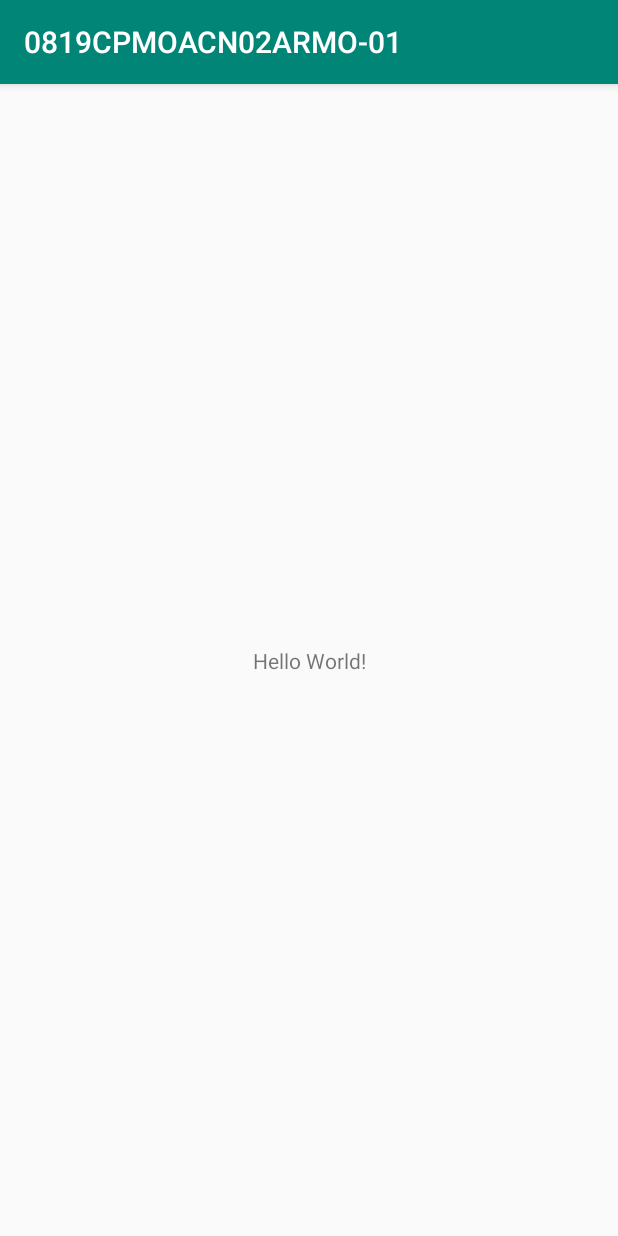
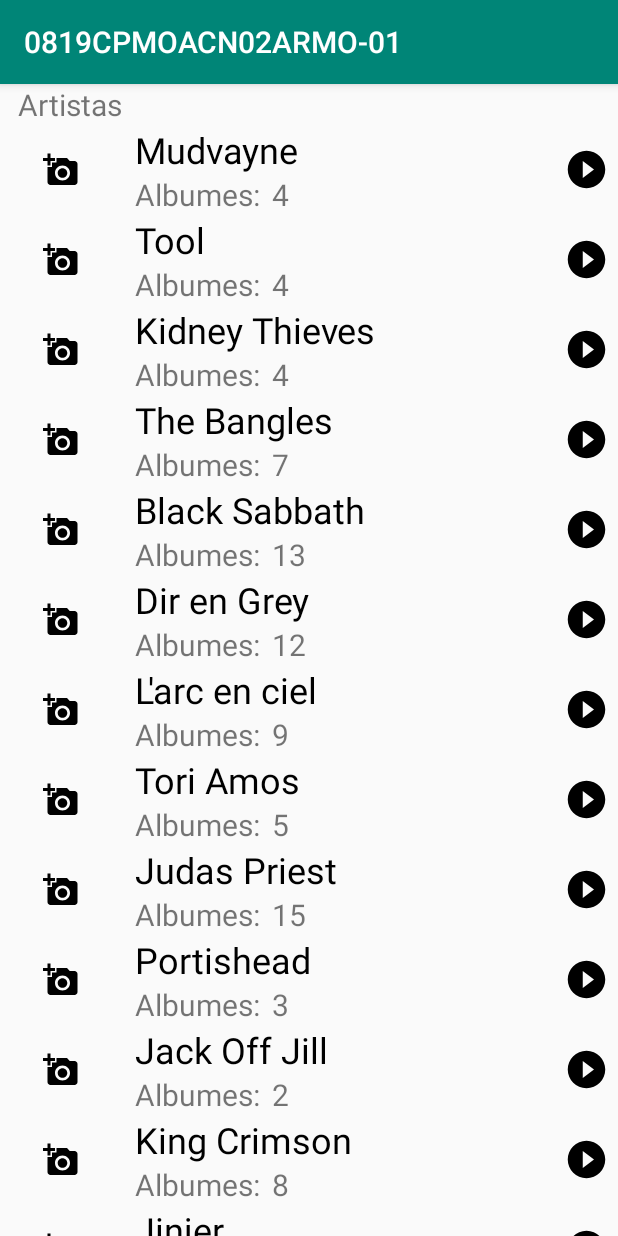
Before and after one commit to sebastianaranda/DiscOverApp, an Android app: the screen it shows after launch (MainActivity), on a phone screen of 412 x 824 dp. Run offline under Robolectric (Android 15) with nearby library versions, the light colour scheme and no system bars.

Commit message:
Agrego recycler artistas en main activity

```diff
--- a/app/build.gradle
+++ b/app/build.gradle
@@ -23,7 +23,9 @@
     implementation fileTree(dir: 'libs', include: ['*.jar'])
     implementation 'androidx.appcompat:appcompat:1.1.0'
     implementation 'androidx.constraintlayout:constraintlayout:1.1.3'
+    implementation 'androidx.legacy:legacy-support-v4:1.0.0'
     testImplementation 'junit:junit:4.12'
     androidTestImplementation 'androidx.test:runner:1.2.0'
     androidTestImplementation 'androidx.test.espresso:espresso-core:3.2.0'
+    implementation 'com.google.android.material:material:1.0.0'
 }
--- a/app/src/main/AndroidManifest.xml
+++ b/app/src/main/AndroidManifest.xml
@@ -9,7 +9,7 @@
         android:roundIcon="@mipmap/ic_launcher_round"
         android:supportsRtl="true"
         android:theme="@style/AppTheme">
-        <activity android:name=".MainActivity">
+        <activity android:name=".view.MainActivity">
             <intent-filter>
                 <action android:name="android.intent.action.MAIN" />
 
--- a/app/src/main/java/com/digitalhouse/a0819cpmoacn02armo_01/MainActivity.java
+++ /dev/null
@@ -1,17 +0,0 @@
-package com.digitalhouse.a0819cpmoacn02armo_01;
-
-import androidx.appcompat.app.AppCompatActivity;
-
-import android.os.Bundle;
-import android.widget.Toast;
-
-public class MainActivity extends AppCompatActivity {
-
-    @Override
-    protected void onCreate(Bundle savedInstanceState) {
-        super.onCreate(savedInstanceState);
-        setContentView(R.layout.activity_main);
-
-        Toast.makeText(this, "Hola, Equipo1", Toast.LENGTH_SHORT).show();
-    }
-}
--- /dev/null
+++ b/app/src/main/java/com/digitalhouse/a0819cpmoacn02armo_01/ResultListener.java
@@ -0,0 +1,7 @@
+package com.digitalhouse.a0819cpmoacn02armo_01;
+
+public interface ResultListener<T> {
+
+    void finish(T result);
+
+}
--- /dev/null
+++ b/app/src/main/java/com/digitalhouse/a0819cpmoacn02armo_01/controller/ArtistasController.java
@@ -0,0 +1,22 @@
+package com.digitalhouse.a0819cpmoacn02armo_01.controller;
+
+import com.digitalhouse.a0819cpmoacn02armo_01.ResultListener;
+import com.digitalhouse.a0819cpmoacn02armo_01.model.Artista;
+import com.digitalhouse.a0819cpmoacn02armo_01.model.ArtistaDao;
+
+import java.util.List;
+
+public class ArtistasController {
+
+    public List<Artista> traerArtistas(final ResultListener<List<Artista>> listenerDeVista) {
+        ArtistaDao artistaDao = new ArtistaDao();
+        artistaDao.traerArtistas(new ResultListener<List<Artista>>() {
+            @Override
+            public void finish(List<Artista> result) {
+                listenerDeVista.finish(result);
+            }
+        });
+        return null;
+    }
+
+}
--- /dev/null
+++ b/app/src/main/java/com/digitalhouse/a0819cpmoacn02armo_01/model/Artista.java
@@ -0,0 +1,52 @@
+package com.digitalhouse.a0819cpmoacn02armo_01.model;
+
+import java.net.URL;
+
+public class Artista {
+
+    private int id;
+    private String name;
+    private int nbAlbum;
+    private URL pictureSmall;
+
+    public Artista(int id, String name, int nbAlbum) {
+        this.id = id;
+        this.name = name;
+        this.nbAlbum = nbAlbum;
+        //TODO: (Juan) Descomentar cuando traigamos imagen por URL
+        //this.pictureSmall = pictureSmall;
+    }
+
+    public int getId() {
+        return id;
+    }
+
+    public void setId(int id) {
+        this.id = id;
+    }
+
+    public String getName() {
+        return name;
+    }
+
+    public void setName(String name) {
+        this.name = name;
+    }
+
+    public int getNbAlbum() {
+        return nbAlbum;
+    }
+
+    public void setNbAlbum(int nbAlbum) {
+        this.nbAlbum = nbAlbum;
+    }
+
+    public URL getPictureSmall() {
+        return pictureSmall;
+    }
+
+    public void setPictureSmall(URL pictureSmall) {
+        this.pictureSmall = pictureSmall;
+    }
+
+}
--- /dev/null
+++ b/app/src/main/java/com/digitalhouse/a0819cpmoacn02armo_01/model/ArtistaDao.java
@@ -0,0 +1,30 @@
+package com.digitalhouse.a0819cpmoacn02armo_01.model;
+
+import com.digitalhouse.a0819cpmoacn02armo_01.ResultListener;
+
+import java.util.ArrayList;
+import java.util.List;
+
+public class ArtistaDao {
+
+    public void traerArtistas(ResultListener<List<Artista>> listenerDelController) {
+        List<Artista> artistas = new ArrayList<>();
+        //TODO: (Juan) Borrar cuando venga la data de la API
+        artistas.add(new Artista(0, "Mudvayne", 4));
+        artistas.add(new Artista(0, "Tool", 4));
+        artistas.add(new Artista(0, "Kidney Thieves", 4));
+        artistas.add(new Artista(0, "The Bangles", 7));
+        artistas.add(new Artista(0, "Black Sabbath", 13));
+        artistas.add(new Artista(0, "Dir en Grey", 12));
+        artistas.add(new Artista(0, "L'arc en ciel", 9));
+        artistas.add(new Artista(0, "Tori Amos", 5));
+        artistas.add(new Artista(0, "Judas Priest", 15));
+        artistas.add(new Artista(0, "Portishead", 3));
+        artistas.add(new Artista(0, "Jack Off Jill", 2));
+        artistas.add(new Artista(0, "King Crimson", 8));
+        artistas.add(new Artista(0, "Jinjer", 3));
+        artistas.add(new Artista(0, "Betty Davies", 10));
+
+        listenerDelController.finish(artistas);
+    }
+}
--- /dev/null
+++ b/app/src/main/java/com/digitalhouse/a0819cpmoacn02armo_01/view/ArtistaAdapter.java
@@ -0,0 +1,87 @@
+package com.digitalhouse.a0819cpmoacn02armo_01.view;
+
+import android.view.LayoutInflater;
+import android.view.View;
+import android.view.ViewGroup;
+import android.widget.ImageView;
+import android.widget.TextView;
+import android.widget.Toast;
+
+import com.digitalhouse.a0819cpmoacn02armo_01.R;
+import com.digitalhouse.a0819cpmoacn02armo_01.model.Artista;
+
+import java.util.ArrayList;
+import java.util.List;
+
+import androidx.annotation.NonNull;
+import androidx.recyclerview.widget.RecyclerView;
+
+public class ArtistaAdapter extends RecyclerView.Adapter<ArtistaAdapter.ArtistaViewHolder> {
+
+    private List<Artista> artistas;
+    private ArtistaAdapterListener artistaListener;
+
+    public ArtistaAdapter(ArtistaAdapterListener artistaListener) {
+        this.artistas = new ArrayList<>();
+        this.artistaListener = artistaListener;
+    }
+
+    public ArtistaAdapter(List<Artista> artistas) {
+        this.artistas = artistas;
+    }
+
+    @NonNull
+    @Override
+    public ArtistaViewHolder onCreateViewHolder(@NonNull ViewGroup parent, int viewType) {
+        LayoutInflater inflater = LayoutInflater.from(parent.getContext());
+        View view = inflater.inflate(R.layout.celda_artista, parent, false);
+        return new ArtistaViewHolder(view);
+    }
+
+    @Override
+    public void onBindViewHolder(@NonNull ArtistaViewHolder holder, int position) {
+        Artista artista = artistas.get(position);
+        holder.bindArtista(artista);
+    }
+
+    @Override
+    public int getItemCount() {
+        return artistas.size();
+    }
+
+    public class ArtistaViewHolder extends RecyclerView.ViewHolder {
+
+        private TextView txtArtistaNombre;
+        private TextView txtArtistaCantidadAlbumes;
+        private ImageView imgArtistaImagen;
+
+        public ArtistaViewHolder(@NonNull final View itemView) {
+            super(itemView);
+            txtArtistaNombre = itemView.findViewById(R.id.txtMainArtistaNombre);
+            txtArtistaCantidadAlbumes = itemView.findViewById(R.id.txtMainAlbumesCantidad);
+            imgArtistaImagen = itemView.findViewById(R.id.imgArtistaMain);
+            itemView.setOnClickListener(new View.OnClickListener() {
+                @Override
+                public void onClick(View view) {
+                    Toast.makeText(itemView.getContext(), "", Toast.LENGTH_SHORT).show();
+                }
+            });
+        }
+
+        private void bindArtista(Artista artista) {
+            txtArtistaNombre.setText(artista.getName());
+            txtArtistaCantidadAlbumes.setText(String.valueOf(artista.getNbAlbum()));
+            //TODO: (Juan) Cargar imagen por URL
+            //imgArtistaImagen.setImageDrawable(artista.getPictureSmall());
+        }
+    }
+
+    public interface ArtistaAdapterListener {
+        void informarArtista(Artista artista);
+    }
+
+    public void setArtistas(List<Artista> artistas) {
+        this.artistas = artistas;
+    }
+
+}
--- /dev/null
+++ b/app/src/main/java/com/digitalhouse/a0819cpmoacn02armo_01/view/FragmentArtistas.java
@@ -0,0 +1,74 @@
+package com.digitalhouse.a0819cpmoacn02armo_01.view;
+
+
+import android.content.Context;
+import android.os.Bundle;
+
+import androidx.annotation.NonNull;
+import androidx.fragment.app.Fragment;
+import androidx.recyclerview.widget.LinearLayoutManager;
+import androidx.recyclerview.widget.RecyclerView;
+
+import android.view.LayoutInflater;
+import android.view.View;
+import android.view.ViewGroup;
+import android.widget.TextView;
+
+import com.digitalhouse.a0819cpmoacn02armo_01.R;
+import com.digitalhouse.a0819cpmoacn02armo_01.ResultListener;
+import com.digitalhouse.a0819cpmoacn02armo_01.controller.ArtistasController;
+import com.digitalhouse.a0819cpmoacn02armo_01.model.Artista;
+
+import java.util.List;
+
+/**
+ * A simple {@link Fragment} subclass.
+ */
+public class FragmentArtistas extends Fragment implements ArtistaAdapter.ArtistaAdapterListener {
+
+    private RecyclerView recyclerView;
+    private FragmentArtistasListener fragmentArtistasListener;
+
+
+    public FragmentArtistas() {
+        // Required empty public constructor
+    }
+
+
+    @Override
+    public View onCreateView(LayoutInflater inflater, ViewGroup container,
+                             Bundle savedInstanceState) {
+        View view = inflater.inflate(R.layout.fragment_artistas, container, false);
+
+        recyclerView = view.findViewById(R.id.fragmentArtistasRecyclerView);
+        final ArtistaAdapter artistaAdapter = new ArtistaAdapter(this);
+        ArtistasController artistasController = new ArtistasController();
+        artistasController.traerArtistas(new ResultListener<List<Artista>>() {
+            @Override
+            public void finish(List<Artista> result) {
+                artistaAdapter.setArtistas(result);
+                artistaAdapter.notifyDataSetChanged();
+            }
+        });
+        recyclerView.setLayoutManager(new LinearLayoutManager(getContext(), RecyclerView.VERTICAL, false));
+        recyclerView.setAdapter(artistaAdapter);
+
+        return view;
+    }
+
+    @Override
+    public void onAttach(@NonNull Context context) {
+        super.onAttach(context);
+        fragmentArtistasListener = (FragmentArtistasListener) context;
+    }
+
+    @Override
+    public void informarArtista(Artista artista) {
+        fragmentArtistasListener.recibirArtista(artista);
+    }
+
+    public interface FragmentArtistasListener {
+        void recibirArtista(Artista artista);
+    }
+
+}
--- /dev/null
+++ b/app/src/main/java/com/digitalhouse/a0819cpmoacn02armo_01/view/FragmentCategorias.java
@@ -0,0 +1,41 @@
+package com.digitalhouse.a0819cpmoacn02armo_01.view;
+
+
+import android.content.Context;
+import android.os.Bundle;
+
+import androidx.annotation.NonNull;
+import androidx.fragment.app.Fragment;
+
+import android.view.LayoutInflater;
+import android.view.View;
+import android.view.ViewGroup;
+import android.widget.TextView;
+
+import com.digitalhouse.a0819cpmoacn02armo_01.R;
+
+import org.w3c.dom.Text;
+
+/**
+ * A simple {@link Fragment} subclass.
+ */
+public class FragmentCategorias extends Fragment {
+
+    public FragmentCategorias() {
+        // Required empty public constructor
+    }
+
+
+    @Override
+    public View onCreateView(LayoutInflater inflater, ViewGroup container,
+                             Bundle savedInstanceState) {
+        // Inflate the layout for this fragment
+        return inflater.inflate(R.layout.fragment_categorias, container, false);
+    }
+
+    @Override
+    public void onAttach(@NonNull Context context) {
+        super.onAttach(context);
+    }
+
+}
--- /dev/null
+++ b/app/src/main/java/com/digitalhouse/a0819cpmoacn02armo_01/view/MainActivity.java
@@ -0,0 +1,33 @@
+package com.digitalhouse.a0819cpmoacn02armo_01.view;
+
+import androidx.appcompat.app.AppCompatActivity;
+import androidx.fragment.app.Fragment;
+
+import android.os.Bundle;
+
+import com.digitalhouse.a0819cpmoacn02armo_01.R;
+import com.digitalhouse.a0819cpmoacn02armo_01.model.Artista;
+
+public class MainActivity extends AppCompatActivity implements FragmentArtistas.FragmentArtistasListener {
+
+    @Override
+    protected void onCreate(Bundle savedInstanceState) {
+        super.onCreate(savedInstanceState);
+        setContentView(R.layout.activity_main);
+        pegarFragment(new FragmentArtistas(), R.id.mainActivity_Container);
+    }
+
+    private void pegarFragment(Fragment fragment, int layoutId) {
+        getSupportFragmentManager()
+                .beginTransaction()
+                .replace(layoutId, fragment)
+                .addToBackStack(null)
+                .commit();
+    }
+
+    @Override
+    public void recibirArtista(Artista artista) {
+        //TODO: (Seba) Agregar comportamiento para abrir detalle
+    }
+
+}
--- /dev/null
+++ b/app/src/main/res/drawable/ic_artista_placeholder.xml
@@ -0,0 +1,9 @@
+<vector xmlns:android="http://schemas.android.com/apk/res/android"
+        android:width="24dp"
+        android:height="24dp"
+        android:viewportWidth="24.0"
+        android:viewportHeight="24.0">
+    <path
+        android:fillColor="#FF000000"
+        android:pathData="M3,4L3,1h2v3h3v2L5,6v3L3,9L3,6L0,6L0,4h3zM6,10L6,7h3L9,4h7l1.83,2L21,6c1.1,0 2,0.9 2,2v12c0,1.1 -0.9,2 -2,2L5,22c-1.1,0 -2,-0.9 -2,-2L3,10h3zM13,19c2.76,0 5,-2.24 5,-5s-2.24,-5 -5,-5 -5,2.24 -5,5 2.24,5 5,5zM9.8,14c0,1.77 1.43,3.2 3.2,3.2s3.2,-1.43 3.2,-3.2 -1.43,-3.2 -3.2,-3.2 -3.2,1.43 -3.2,3.2z"/>
+</vector>
--- /dev/null
+++ b/app/src/main/res/drawable/ic_play.xml
@@ -0,0 +1,9 @@
+<vector xmlns:android="http://schemas.android.com/apk/res/android"
+        android:width="24dp"
+        android:height="24dp"
+        android:viewportWidth="24.0"
+        android:viewportHeight="24.0">
+    <path
+        android:fillColor="#FF000000"
+        android:pathData="M12,2C6.48,2 2,6.48 2,12s4.48,10 10,10 10,-4.48 10,-10S17.52,2 12,2zM10,16.5v-9l6,4.5 -6,4.5z"/>
+</vector>
--- a/app/src/main/res/layout/activity_main.xml
+++ b/app/src/main/res/layout/activity_main.xml
@@ -1,18 +1,50 @@
 <?xml version="1.0" encoding="utf-8"?>
-<androidx.constraintlayout.widget.ConstraintLayout xmlns:android="http://schemas.android.com/apk/res/android"
-    xmlns:app="http://schemas.android.com/apk/res-auto"
+<LinearLayout
+    xmlns:android="http://schemas.android.com/apk/res/android"
     xmlns:tools="http://schemas.android.com/tools"
     android:layout_width="match_parent"
     android:layout_height="match_parent"
-    tools:context=".MainActivity">
+    android:orientation="vertical"
+    tools:context=".view.MainActivity">
 
-    <TextView
-        android:layout_width="wrap_content"
+    <FrameLayout
+        android:layout_width="match_parent"
         android:layout_height="wrap_content"
-        android:text="Hello World!"
-        app:layout_constraintBottom_toBottomOf="parent"
-        app:layout_constraintLeft_toLeftOf="parent"
-        app:layout_constraintRight_toRightOf="parent"
-        app:layout_constraintTop_toTopOf="parent" />
+        android:layout_weight="1"
+        android:id="@+id/mainActivity_ViewPagerContainer">
+    </FrameLayout>
 
-</androidx.constraintlayout.widget.ConstraintLayout>
+    <LinearLayout
+        android:layout_width="match_parent"
+        android:layout_height="wrap_content"
+        android:orientation="horizontal">
+
+        <TextView
+            android:layout_width="wrap_content"
+            android:layout_height="wrap_content"
+            android:layout_weight="80"
+            android:text="Artistas"
+            android:textSize="20sp"
+            android:layout_marginStart="12dp"/>
+
+        <TextView
+            android:id="@+id/txtMainArtistasCantidad"
+            android:layout_width="wrap_content"
+            android:layout_height="wrap_content"
+            android:layout_weight="20"
+            tools:text="0"
+            android:textSize="20sp"
+            android:layout_marginStart="12dp"/>
+        <!-- TODO: (Juan) Setar el item count-->
+
+    </LinearLayout>
+
+    <FrameLayout
+        android:layout_width="match_parent"
+        android:layout_height="wrap_content"
+        android:layout_weight="2"
+        android:id="@+id/mainActivity_Container">
+
+    </FrameLayout>
+
+</LinearLayout>
--- /dev/null
+++ b/app/src/main/res/layout/celda_artista.xml
@@ -0,0 +1,84 @@
+<?xml version="1.0" encoding="utf-8"?>
+<LinearLayout
+    xmlns:android="http://schemas.android.com/apk/res/android"
+    xmlns:tools="http://schemas.android.com/tools"
+    android:orientation="horizontal"
+    android:layout_width="match_parent"
+    android:layout_height="wrap_content">
+
+    <FrameLayout
+        android:layout_width="0dp"
+        android:layout_height="match_parent"
+        android:layout_weight="20">
+        <ImageView
+            android:layout_width="wrap_content"
+            android:layout_height="wrap_content"
+            android:layout_gravity="center"
+            android:id="@+id/imgArtistaMain"
+            android:layout_marginStart="8dp"
+            android:layout_marginEnd="8dp"
+            android:contentDescription="Artista"
+            android:src="@drawable/ic_artista_placeholder"/>
+        <!-- TODO: (Juan) Pasar a tools:src cuando venga la imagen de la API-->
+
+    </FrameLayout>
+
+    <LinearLayout
+        android:layout_width="0dp"
+        android:layout_height="wrap_content"
+        android:layout_weight="70"
+        android:orientation="vertical"
+        android:layout_gravity="center_vertical">
+
+        <TextView
+            android:layout_width="wrap_content"
+            android:layout_height="wrap_content"
+            android:layout_gravity="start"
+            android:layout_marginStart="8dp"
+            tools:text="Nombre Artista"
+            android:id="@+id/txtMainArtistaNombre"
+            android:textColor="@android:color/black"
+            android:textSize="24sp"/>
+
+        <LinearLayout
+            android:layout_width="wrap_content"
+            android:layout_height="wrap_content"
+            android:orientation="horizontal">
+
+        <TextView
+            android:layout_width="wrap_content"
+            android:layout_height="wrap_content"
+            android:layout_gravity="start"
+            android:layout_marginStart="8dp"
+            android:textSize="20sp"
+            android:text="@string/albumes" />
+
+            <TextView
+                android:id="@+id/txtMainAlbumesCantidad"
+                android:layout_width="wrap_content"
+                android:layout_height="wrap_content"
+                android:layout_gravity="start"
+                android:layout_marginStart="8dp"
+                android:textSize="20sp"
+                tools:text="N" />
+
+        </LinearLayout>
+
+    </LinearLayout>
+
+    <FrameLayout
+        android:layout_width="0dp"
+        android:layout_height="match_parent"
+        android:layout_weight="10">
+        <ImageView
+            android:layout_width="30dp"
+            android:layout_height="30dp"
+            android:layout_gravity="center"
+            android:layout_marginStart="16dp"
+            android:layout_marginEnd="16dp"
+            android:contentDescription="Artista"
+            android:textColor="@android:color/darker_gray"
+            android:src="@drawable/ic_play"/>
+    </FrameLayout>
+
+</LinearLayout>
--- /dev/null
+++ b/app/src/main/res/layout/fragment_artistas.xml
@@ -0,0 +1,14 @@
+<?xml version="1.0" encoding="utf-8"?>
+<FrameLayout xmlns:android="http://schemas.android.com/apk/res/android"
+    xmlns:tools="http://schemas.android.com/tools"
+    android:layout_width="match_parent"
+    android:layout_height="match_parent"
+    tools:context=".view.FragmentArtistas">
+
+    <androidx.recyclerview.widget.RecyclerView
+        android:id="@+id/fragmentArtistasRecyclerView"
+        android:layout_width="match_parent"
+        android:layout_height="match_parent">
+    </androidx.recyclerview.widget.RecyclerView>
+
+</FrameLayout>
--- /dev/null
+++ b/app/src/main/res/layout/fragment_categorias.xml
@@ -0,0 +1,15 @@
+<?xml version="1.0" encoding="utf-8"?>
+<FrameLayout xmlns:android="http://schemas.android.com/apk/res/android"
+    xmlns:tools="http://schemas.android.com/tools"
+    android:layout_width="match_parent"
+    android:layout_height="match_parent"
+    tools:context=".view.FragmentCategorias">
+
+    <TextView
+        android:id="@+id/txtViewPagerTemp"
+        android:layout_width="wrap_content"
+        android:layout_height="wrap_content"
+        android:text="ACA VA EL VIEW PAGER"
+        android:layout_gravity="center"/>
+
+</FrameLayout>
--- a/app/src/main/res/values/strings.xml
+++ b/app/src/main/res/values/strings.xml
@@ -1,3 +1,7 @@
 <resources>
     <string name="app_name">0819CPMOACN02ARMO-01</string>
+    <string name="albumes">Albumes: </string>
+
+    <!-- TODO: Remove or change this placeholder text -->
+    <string name="hello_blank_fragment">Hello blank fragment</string>
 </resources>
```
